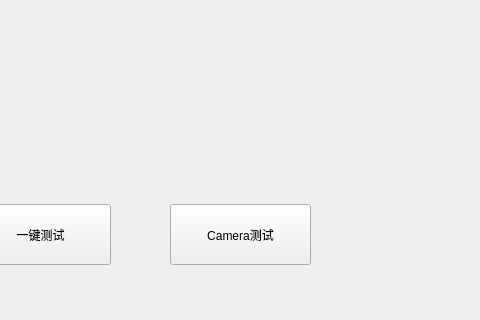
Qt form mainwindow.ui (ArmSoM/armsom-test) before a commit; both pictures show x 520 to 1000 and y 446 to 766 of the 1305 by 766 pixel window.
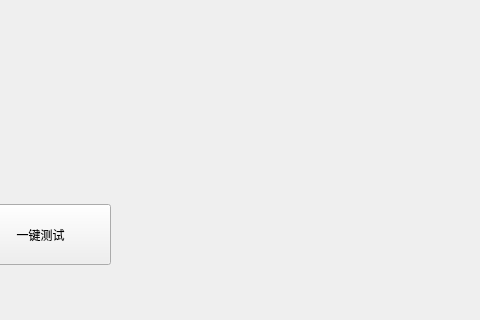
The same form after that commit. Icons and pictures are not drawn.

Commit message: delete camera manual test

Diff of the .ui file:
```diff
--- a/mainwindow.ui
+++ b/mainwindow.ui
@@ -131,19 +131,6 @@
      <bool>true</bool>
     </property>
    </widget>
-   <widget class="QPushButton" name="CameraButton">
-    <property name="geometry">
-     <rect>
-      <x>690</x>
-      <y>650</y>
-      <width>141</width>
-      <height>61</height>
-     </rect>
-    </property>
-    <property name="text">
-     <string>Camera测试</string>
-    </property>
-   </widget>
    <widget class="QLabel" name="label_3">
     <property name="geometry">
      <rect>
```
The commit also changes 2 other files.
